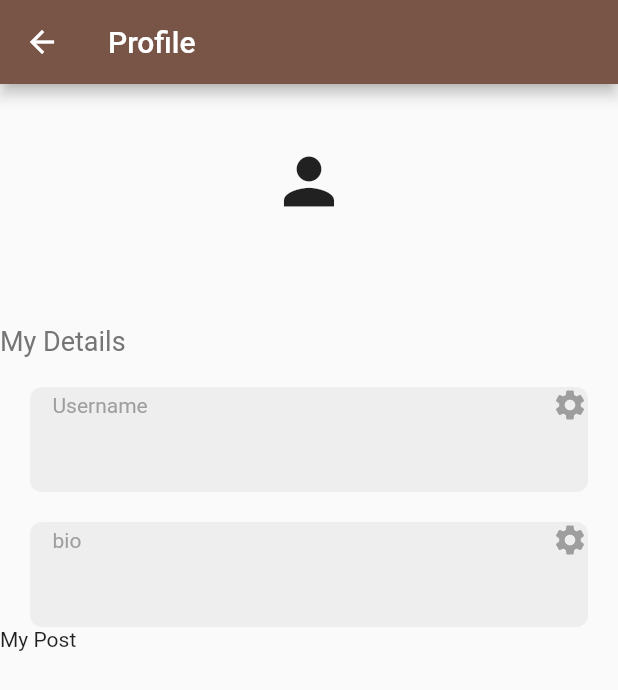
After one commit to akhilgadwal/wallapp-flutter, a Flutter app: the ProfilePage screen opened directly, on a phone screen of 412 x 824 dp. The commit adds this screen. Shown: the top 690 px of the screen. Run offline on Flutter 3.47's test engine with Material 2 defaults, Android fonts, the phone set to English and light mode, and no system bars; our stand-ins replace cloud_firestore, firebase_auth, firebase_core; missing offline and left inert: dart:html; accounts and stored records are empty; network calls fail.

Commit message:
second commit

```diff
--- a/lib/auth/login_register.dart
+++ b/lib/auth/login_register.dart
@@ -1,5 +1,4 @@
-import 'package:flutter/src/widgets/framework.dart';
-import 'package:flutter/src/widgets/placeholder.dart';
+import 'package:flutter/material.dart';
 import 'package:wallapp/pages/login.dart';
 import 'package:wallapp/pages/register.dart';
 
--- /dev/null
+++ b/lib/components/textbox.dart
@@ -0,0 +1,46 @@
+import 'package:flutter/material.dart';
+
+class TextBox extends StatelessWidget {
+  final String text;
+  final String sectioname;
+  const TextBox({super.key, required this.text, required this.sectioname});
+
+  @override
+  Widget build(BuildContext context) {
+    return Container(
+      padding: const EdgeInsets.only(
+        left: 15.0,
+        bottom: 15.0,
+      ),
+      margin: const EdgeInsets.only(
+        left: 20,
+        right: 20,
+        top: 20,
+      ),
+      decoration: BoxDecoration(
+          color: Colors.grey.shade200, borderRadius: BorderRadius.circular(8)),
+      child: Column(
+        crossAxisAlignment: CrossAxisAlignment.start,
+        children: [
+          Row(
+            mainAxisAlignment: MainAxisAlignment.spaceBetween,
+            children: [
+              Text(
+                sectioname,
+                style: TextStyle(color: Colors.grey.shade500),
+              ),
+              const Icon(
+                Icons.settings,
+                color: Colors.grey,
+              ),
+            ],
+          ),
+          const SizedBox(
+            height: 15,
+          ),
+          Text(text),
+        ],
+      ),
+    );
+  }
+}
--- /dev/null
+++ b/lib/pages/profilepage.dart
@@ -0,0 +1,72 @@
+import 'dart:html';
+
+import 'package:cloud_firestore/cloud_firestore.dart';
+import 'package:firebase_auth/firebase_auth.dart';
+import 'package:flutter/material.dart';
+import 'package:wallapp/components/textbox.dart';
+
+class ProfilePage extends StatelessWidget {
+  ProfilePage({super.key});
+  final currenuser = FirebaseAuth.instance.currentUser!;
+
+  @override
+  Widget build(BuildContext context) {
+    return Scaffold(
+      appBar: AppBar(
+        backgroundColor: Colors.brown,
+        title: const Text('Profile'),
+      ),
+      body: StreamBuilder<DocumentSnapshot>(
+        stream: FirebaseFirestore.instance
+            .collection('Users')
+            .doc(currenuser.email)
+            .snapshots(),
+        builder: (context, snapshot) {
+          if (snapshot.hasData) {
+            final userData = snapshot.data!.data() as Map<String, dynamic>;
+            return ListView(
+              children: [
+                const SizedBox(
+                  height: 40,
+                ),
+                const Icon(
+                  Icons.person,
+                  size: 50,
+                ),
+                const SizedBox(
+                  height: 5,
+                ),
+                Text(
+                  currenuser.email.toString(),
+                  textAlign: TextAlign.center,
+                ),
+                const SizedBox(
+                  height: 50,
+                ),
+                Text(
+                  'My Details',
+                  style: TextStyle(fontSize: 18, color: Colors.grey.shade600),
+                ),
+                TextBox(
+                  text: userData['username'],
+                  sectioname: 'Username',
+                ),
+                TextBox(
+                  text: userData['userbio'],
+                  sectioname: 'bio',
+                ),
+                const Text('My Post')
+              ],
+            );
+          } else if (snapshot.hasError) {
+            return Center(
+              child: Text('Error occured ${snapshot.hasError}'),
+            );
+          } else {
+            return const Center(child: CircularProgressIndicator());
+          }
+        },
+      ),
+    );
+  }
+}
```
Also changed, not shown: lib/components/drawer.dart (added, +43 -0 lines), lib/components/liked_button.dart (+1 -6 lines), lib/components/list_tile.dart (added, +24 -0 lines), lib/components/wall_post.dart (+91 -11 lines), lib/pages/home_page.dart (+38 -9 lines), lib/pages/login.dart (+4 -4 lines), lib/pages/register.dart (+22 -9 lines), 1 other file.
